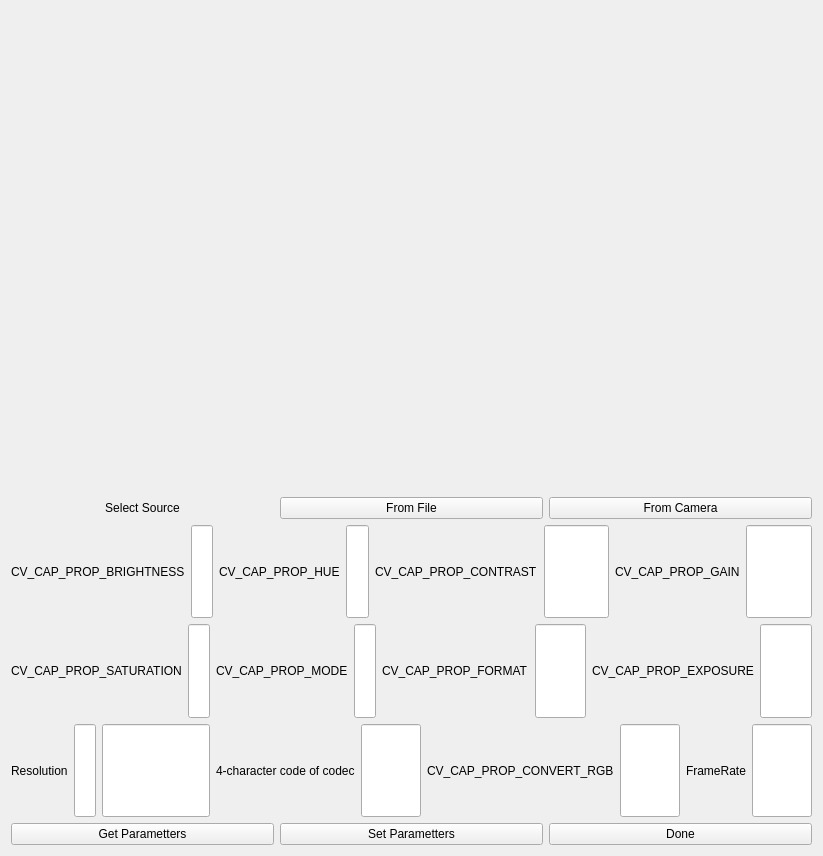
Old version of the form src/GUI/ImageGeneratorConfigurator/imagegeneratorconfigurator.ui in the repository aguperezpala/hvdrt.
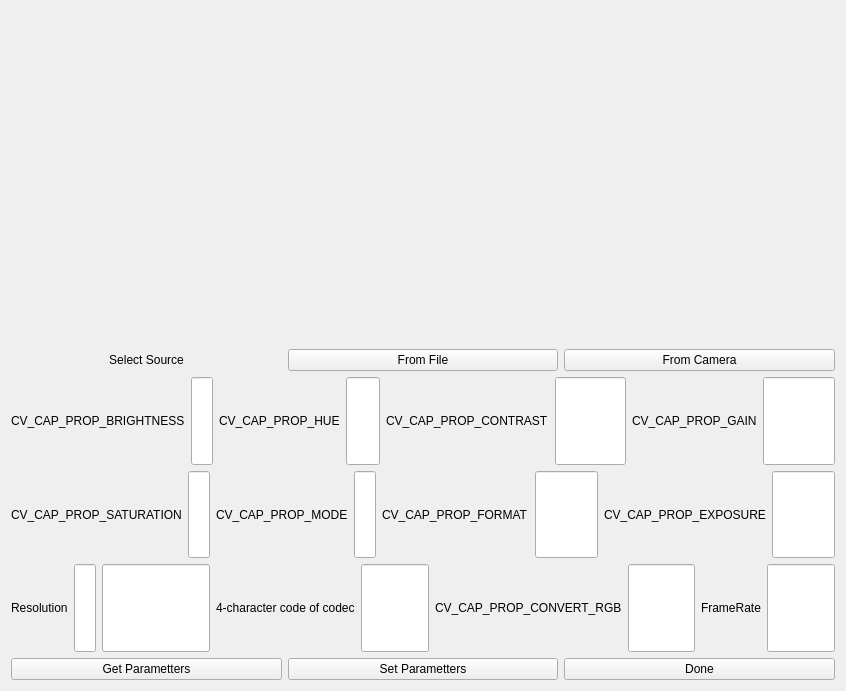
New version of the form.

Patch:
```diff
--- a/src/GUI/ImageGeneratorConfigurator/imagegeneratorconfigurator.ui
+++ b/src/GUI/ImageGeneratorConfigurator/imagegeneratorconfigurator.ui
@@ -9,8 +9,8 @@
    <rect>
     <x>0</x>
     <y>0</y>
-    <width>823</width>
-    <height>856</height>
+    <width>846</width>
+    <height>691</height>
    </rect>
   </property>
   <property name="windowTitle">
@@ -21,8 +21,8 @@
     <widget class="QLabel" name="label_image">
      <property name="minimumSize">
       <size>
-       <width>640</width>
-       <height>480</height>
+       <width>0</width>
+       <height>0</height>
       </size>
      </property>
      <property name="text">
```
